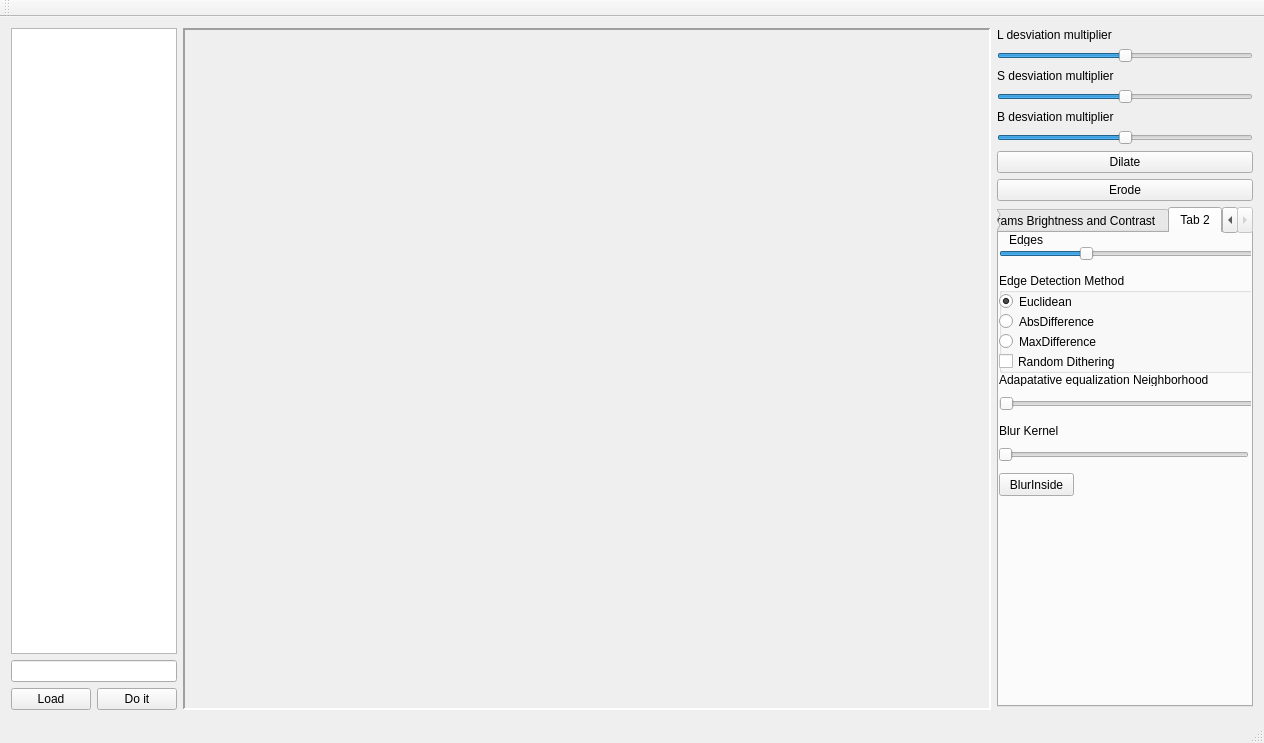
Above: fpimage.ui from Xuzon/ImageProcessing before the change. Below: the same form after it.
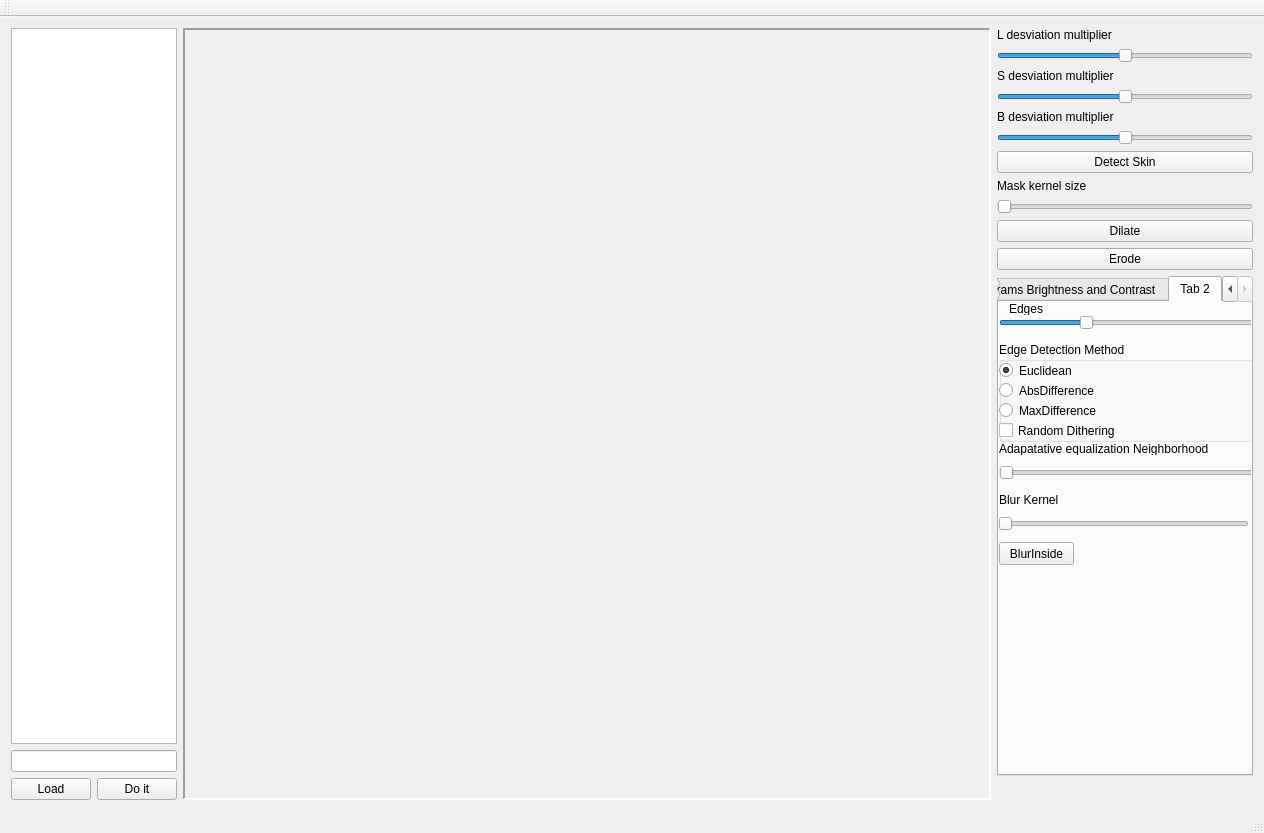
That is the form after the change.

What changed in the file:
```diff
--- a/fpimage.ui
+++ b/fpimage.ui
@@ -7,7 +7,7 @@
     <x>0</x>
     <y>0</y>
     <width>1264</width>
-    <height>743</height>
+    <height>833</height>
    </rect>
   </property>
   <property name="windowTitle">
@@ -63,7 +63,7 @@
          <x>0</x>
          <y>0</y>
          <width>809</width>
-         <height>668</height>
+         <height>758</height>
         </rect>
        </property>
        <layout class="QGridLayout" name="gridLayout">
@@ -140,6 +140,39 @@
         </property>
        </widget>
       </item>
+      <item>
+       <widget class="QPushButton" name="BDetectSkin">
+        <property name="text">
+         <string>Detect Skin</string>
+        </property>
+       </widget>
+      </item>
+      <item>
+       <widget class="QLabel" name="label">
+        <property name="text">
+         <string>Mask kernel size</string>
+        </property>
+       </widget>
+      </item>
+      <item>
+       <widget class="QSlider" name="SliderBlobKernel">
+        <property name="minimum">
+         <number>3</number>
+        </property>
+        <property name="maximum">
+         <number>15</number>
+        </property>
+        <property name="singleStep">
+         <number>2</number>
+        </property>
+        <property name="pageStep">
+         <number>4</number>
+        </property>
+        <property name="orientation">
+         <enum>Qt::Horizontal</enum>
+        </property>
+       </widget>
+      </item>
       <item>
        <widget class="QPushButton" name="BDilate">
         <property name="text">
```
